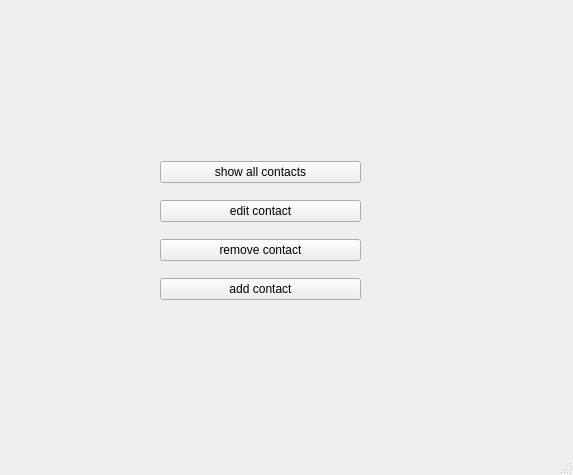
Above: phone_book/mainwindow.ui from amirsoleimani7/Qt_PhoneBook before the change. Below: the same form after it.
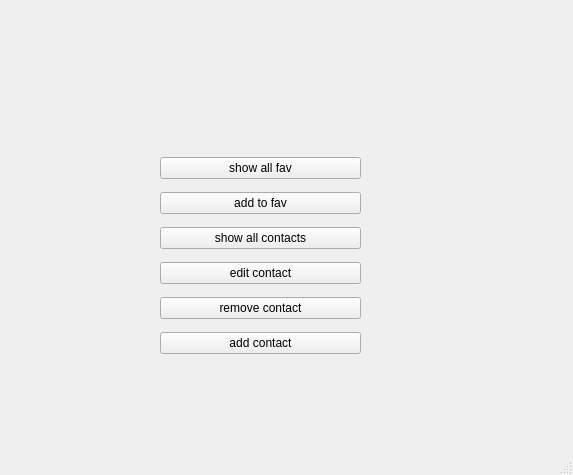
That is the form after the change.

What changed in the file:
```diff
--- a/phone_book/mainwindow.ui
+++ b/phone_book/mainwindow.ui
@@ -20,10 +20,24 @@
       <x>160</x>
       <y>150</y>
       <width>201</width>
-      <height>161</height>
+      <height>211</height>
      </rect>
     </property>
     <layout class="QVBoxLayout" name="verticalLayout">
+     <item>
+      <widget class="QPushButton" name="pushButton_show_all_fav">
+       <property name="text">
+        <string>show all fav</string>
+       </property>
+      </widget>
+     </item>
+     <item>
+      <widget class="QPushButton" name="pushButton_add_to_fav_main">
+       <property name="text">
+        <string>add to fav</string>
+       </property>
+      </widget>
+     </item>
      <item>
       <widget class="QPushButton" name="pushButton_show_all_contacts">
        <property name="text">
```
